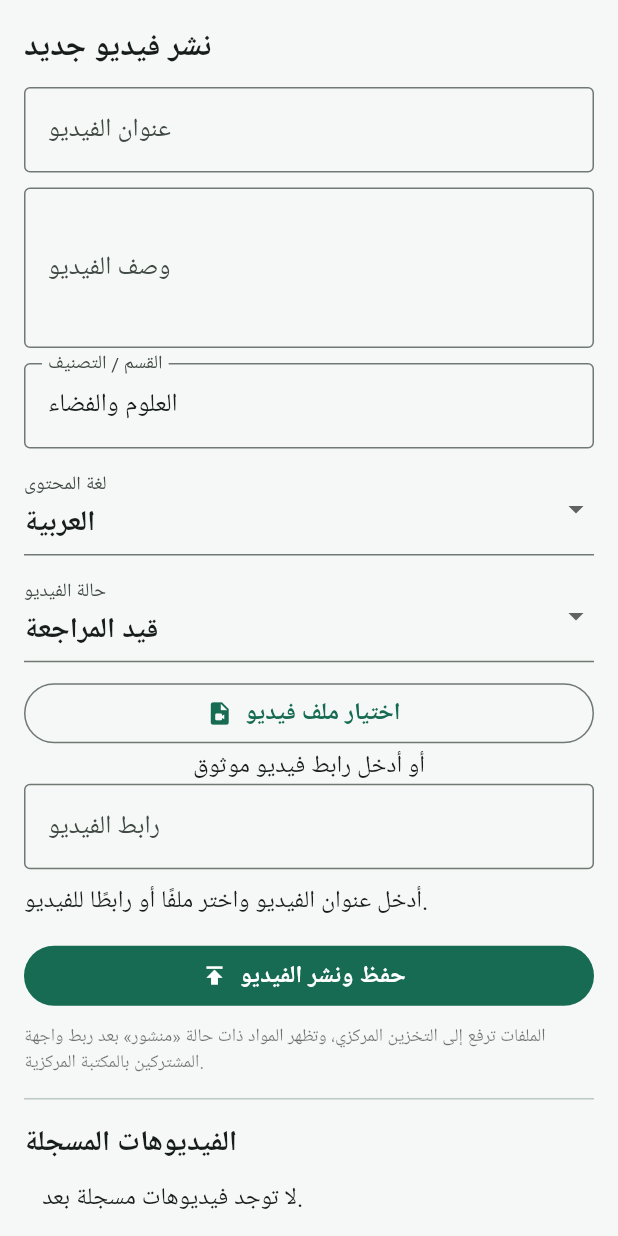
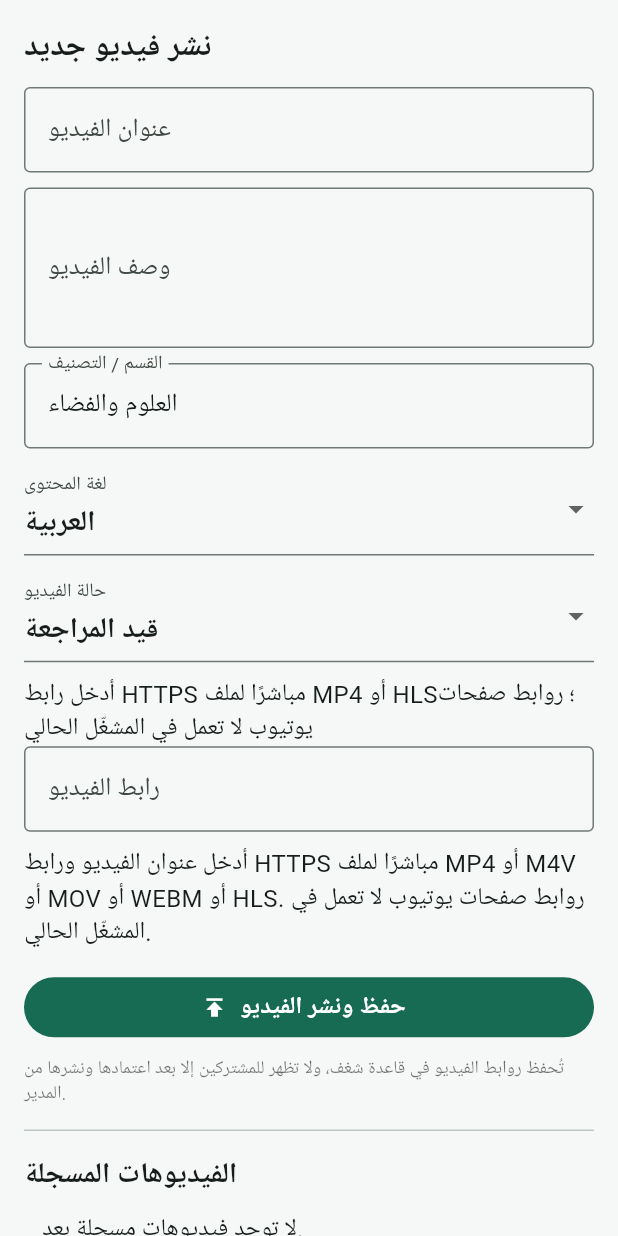
Before and after one commit to altybmwdh36-sudo/shaghaf-kids-app, a Flutter app: the _VideoAdmin widget shown alone on an empty page, opened directly, after a tap on "حفظ ونشر الفيديو", on a phone screen of 412 x 824 dp. Run offline on Flutter 3.47's test engine with Material 3 defaults, Android fonts, the phone set to English and light mode, and no system bars; our stand-ins replace flutter_tts, shared_preferences, supabase_flutter, video_player; accounts and stored records are empty.

Commit message:
Simplify video publishing to verified HTTPS streams

```diff
--- a/lib/admin_console.dart
+++ b/lib/admin_console.dart
@@ -1,6 +1,3 @@
-import 'dart:typed_data';
-
-import 'package:file_picker/file_picker.dart';
 import 'package:flutter/material.dart';
 import 'package:supabase_flutter/supabase_flutter.dart';
 import 'backend.dart';
@@ -182,8 +179,6 @@ class _VideoAdminState extends State<_VideoAdmin> {
   final sourceUrl = TextEditingController();
   String language = 'العربية';
   String status = 'pending';
-  Uint8List? bytes;
-  String? fileName;
   bool busy = false;
   String? message;
   List<Map<String, dynamic>> existingVideos = [];
@@ -226,42 +221,33 @@ class _VideoAdminState extends State<_VideoAdmin> {
     } catch (_) { if (mounted) setState(() => message = 'تعذر حذف الفيديو.'); }
   }
 
-  Future<void> pickVideo() async {
-    final result = await FilePicker.platform.pickFiles(type: FileType.video, withData: true);
-    if (result != null && result.files.single.bytes != null) {
-      setState(() { bytes = result.files.single.bytes; fileName = result.files.single.name; });
-    }
-  }
-
   Future<void> publish() async {
-    if (title.text.trim().isEmpty || (bytes == null && sourceUrl.text.trim().isEmpty)) {
-      setState(() => message = 'أدخل عنوان الفيديو واختر ملفًا أو رابطًا للفيديو.');
+    final source = sourceUrl.text.trim();
+    final uri = Uri.tryParse(source);
+    final extension = uri?.path.toLowerCase().split('.').last ?? '';
+    if (title.text.trim().isEmpty || uri == null || uri.scheme != 'https' ||
+        !const {'mp4', 'm4v', 'mov', 'webm', 'm3u8'}.contains(extension)) {
+      setState(() => message = 'أدخل عنوان الفيديو ورابط HTTPS مباشرًا لملف MP4 أو M4V أو MOV أو WEBM أو HLS. روابط صفحات يوتيوب لا تعمل في المشغّل الحالي.');
       return;
     }
     setState(() { busy = true; message = null; });
     try {
       final db = Supabase.instance.client;
-      String? videoUrl = sourceUrl.text.trim().isEmpty ? null : sourceUrl.text.trim();
-      if (bytes != null) {
-        final path = '${DateTime.now().millisecondsSinceEpoch}_${fileName ?? 'video.mp4'}';
-        await db.storage.from('shaghaf-videos').uploadBinary(path, bytes!,
-          fileOptions: FileOptions(contentType: 'video/mp4'));
-        videoUrl = db.storage.from('shaghaf-videos').getPublicUrl(path);
-      }
       await db.from('videos').insert({
         'title': title.text.trim(), 'description': description.text.trim(),
         'category': category.text.trim(), 'language': language,
-        'video_url': videoUrl, 'status': status,
+        'video_url': source, 'status': status,
         'allow_comments': true, 'created_by': db.auth.currentUser!.id,
       });
       title.clear(); description.clear(); sourceUrl.clear();
-      setState(() { bytes = null; fileName = null; message = 'تم حفظ الفيديو في قاعدة البيانات.'; });
+      setState(() => message = 'تم حفظ رابط الفيديو في قاعدة البيانات.');
       await loadVideos();
-    } catch (e) {
-      setState(() => message = 'تعذر نشر الفيديو. تحقق من إعداد التخزين والصلاحيات.');
-    } finally { if (mounted) setState(() => busy = false); }
+    } catch (_) {
+      if (mounted) setState(() => message = 'تعذر حفظ الفيديو. تحقق من إعداد قاعدة البيانات وصلاحيات المدير.');
+    } finally {
+      if (mounted) setState(() => busy = false);
+    }
   }
-
   @override
   Widget build(BuildContext context) => ListView(padding: const EdgeInsets.all(16), children: [
     const Text('نشر فيديو جديد', style: TextStyle(fontSize: 21, fontWeight: FontWeight.bold)),
@@ -280,15 +266,14 @@ class _VideoAdminState extends State<_VideoAdmin> {
       items: const [DropdownMenuItem(value: 'pending', child: Text('قيد المراجعة')), DropdownMenuItem(value: 'draft', child: Text('مسودة')), DropdownMenuItem(value: 'published', child: Text('نشر مباشر'))],
       onChanged: (v) { if (v != null) setState(() => status = v); }),
     const SizedBox(height: 10),
-    OutlinedButton.icon(onPressed: pickVideo, icon: const Icon(Icons.video_file), label: Text(fileName ?? 'اختيار ملف فيديو')),
-    const Center(child: Text('أو أدخل رابط فيديو موثوق')),
+    const Center(child: Text('أدخل رابط HTTPS مباشرًا لملف MP4 أو HLS؛ روابط صفحات يوتيوب لا تعمل في المشغّل الحالي')),
     TextField(controller: sourceUrl, keyboardType: TextInputType.url, decoration: const InputDecoration(labelText: 'رابط الفيديو', border: OutlineInputBorder())),
     if (message != null) Padding(padding: const EdgeInsets.only(top: 10), child: Text(message!)),
     const SizedBox(height: 14),
     FilledButton.icon(onPressed: busy ? null : publish, icon: const Icon(Icons.publish),
       label: Text(busy ? 'جارٍ الحفظ...' : 'حفظ ونشر الفيديو')),
     const SizedBox(height: 8),
-    const Text('الملفات ترفع إلى التخزين المركزي، وتظهر المواد ذات حالة «منشور» بعد ربط واجهة المشتركين بالمكتبة المركزية.',
+    const Text('تُحفظ روابط الفيديو في قاعدة شغف، ولا تظهر للمشتركين إلا بعد اعتمادها ونشرها من المدير.',
       style: TextStyle(fontSize: 12, color: Colors.black54)),
     const Divider(height: 32),
     const Text('الفيديوهات المسجلة', style: TextStyle(fontSize: 19, fontWeight: FontWeight.bold)),
```
